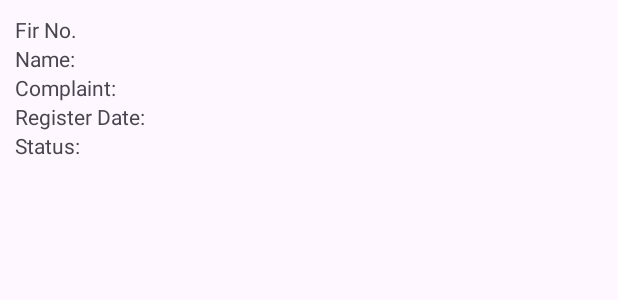
After one commit to devenvoy/E-FIR-Android-Firebase, an Android app: the layout fir_item.xml on its own in the app's theme, with its tools: preview values and no code run, on a phone screen of 412 x 824 dp. The commit adds this screen. Shown: the top 300 px of the screen. Run offline under Robolectric (Android 15) with nearby library versions, the phone set to English and light mode, and no system bars.

Commit message:
18-march

```diff
--- a/app/build.gradle.kts
+++ b/app/build.gradle.kts
@@ -50,7 +50,6 @@ dependencies {
     implementation("androidx.navigation:navigation-fragment-ktx:2.7.7")
     implementation("androidx.navigation:navigation-ui-ktx:2.7.7")
     implementation("androidx.activity:activity-ktx:1.8.2")
-    implementation("androidx.activity:activity:1.8.2")
     implementation("com.google.firebase:firebase-database-ktx:20.3.1")
     implementation("com.google.firebase:firebase-crashlytics-buildtools:2.9.9")
     testImplementation("junit:junit:4.13.2")
@@ -85,5 +84,8 @@ dependencies {
     kapt("androidx.room:room-compiler:2.6.1")
 
 
+    implementation ("com.firebaseui:firebase-ui-database:8.0.2")
+
+
 
 }
--- a/app/src/main/java/com/example/e_fir/ui/functionality/RegisterFirFragment.kt
+++ b/app/src/main/java/com/example/e_fir/ui/functionality/RegisterFirFragment.kt
@@ -117,7 +117,10 @@ class RegisterFirFragment : Fragment() {
 
                 val today = LocalDate.now()
 
+                val key = myDBRef.key
+
                 val fir = FIR(
+                    ID = key!!,
                     name = name,
                     number = number,
                     email = email,
--- /dev/null
+++ b/app/src/main/res/layout/fir_item.xml
@@ -0,0 +1,82 @@
+<?xml version="1.0" encoding="utf-8"?>
+<RelativeLayout xmlns:android="http://schemas.android.com/apk/res/android"
+    android:layout_width="match_parent"
+    android:layout_height="wrap_content"
+    android:padding="10dp">
+
+
+    <TextView
+        android:id="@+id/txt1"
+        android:layout_width="wrap_content"
+        android:layout_height="wrap_content"
+        android:text="Fir No." />
+
+    <TextView
+        android:id="@+id/fid"
+        android:layout_width="wrap_content"
+        android:layout_height="wrap_content"
+        android:layout_toRightOf="@+id/txt1"
+        android:paddingStart="10dp" />
+
+    <TextView
+        android:id="@+id/txt2"
+        android:layout_width="wrap_content"
+        android:layout_height="wrap_content"
+        android:layout_below="@+id/txt1"
+        android:text="Name:" />
+
+    <TextView
+        android:id="@+id/fname"
+        android:layout_width="wrap_content"
+        android:layout_height="wrap_content"
+        android:layout_below="@+id/fid"
+        android:layout_toRightOf="@+id/txt2"
+        android:paddingStart="10dp" />
+
+    <TextView
+        android:id="@+id/txt3"
+        android:layout_width="wrap_content"
+        android:layout_height="wrap_content"
+        android:layout_below="@+id/txt2"
+        android:text="Complaint:" />
+
+    <TextView
+        android:id="@+id/fcomtype"
+        android:layout_width="wrap_content"
+        android:layout_height="wrap_content"
+        android:layout_below="@+id/fname"
+        android:layout_toRightOf="@+id/txt3"
+        android:paddingStart="10dp" />
+
+    <TextView
+        android:id="@+id/txt4"
+        android:layout_width="wrap_content"
+        android:layout_height="wrap_content"
+        android:layout_below="@+id/txt3"
+        android:text="Register Date:" />
+
+    <TextView
+        android:id="@+id/frdate"
+        android:layout_width="wrap_content"
+        android:layout_height="wrap_content"
+        android:layout_below="@+id/fcomtype"
+        android:layout_toRightOf="@+id/txt4"
+        android:paddingStart="10dp" />
+
+    <TextView
+        android:id="@+id/txt5"
+        android:layout_width="wrap_content"
+        android:layout_height="wrap_content"
+        android:layout_below="@+id/txt4"
+        android:text="Status:" />
+
+    <TextView
+        android:id="@+id/fstatus"
+        android:layout_width="wrap_content"
+        android:layout_height="wrap_content"
+        android:layout_below="@+id/frdate"
+        android:layout_toRightOf="@+id/txt4"
+        android:paddingStart="10dp" />
+
+
+</RelativeLayout>
--- a/app/src/main/res/values/colors.xml
+++ b/app/src/main/res/values/colors.xml
@@ -4,4 +4,7 @@
     <color name="white">#FFFFFFFF</color>
     <color name="ColorPrimary">#2222F4</color>
     <color name="secondPrimary">#d4d6fb</color>
+    <color name="green">#4CAF50</color>
+    <color name="red">#E91B0C</color>
+    <color name="blue">#3F51B5</color>
 </resources>
```
Also changed, not shown: app/src/main/AndroidManifest.xml (+8 -7 lines), app/src/main/java/com/example/e_fir/data/modal/FIR.kt (+5 -2 lines), app/src/main/java/com/example/e_fir/ui/Activity/CallUsActivity.kt (added, +24 -0 lines), app/src/main/java/com/example/e_fir/ui/functionality/DownloadFirFragment.kt (+73 -0 lines), app/src/main/res/layout/activity_call_us.xml (added, +10 -0 lines).
